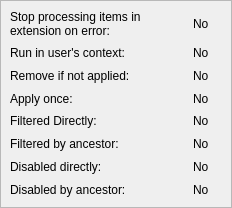
This is src/apps/mvvm-folders/common/propertieswidget.ui in august-alt/policy-preferences-editor-prototype as Qt 5 draws it before an edit. The edited form follows.
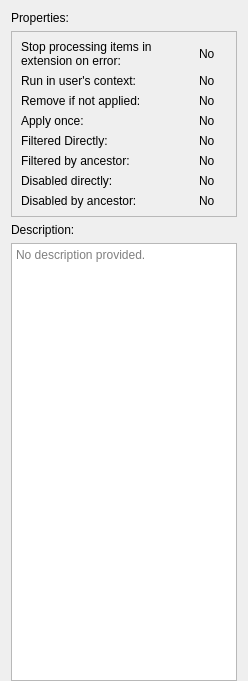
This is the edited form.

Commit message: chore: redesign properties widget

Patch:
```diff
--- a/src/apps/mvvm-folders/common/propertieswidget.ui
+++ b/src/apps/mvvm-folders/common/propertieswidget.ui
@@ -6,32 +6,39 @@
    <rect>
     <x>0</x>
     <y>0</y>
-    <width>232</width>
-    <height>208</height>
+    <width>248</width>
+    <height>681</height>
    </rect>
   </property>
   <property name="windowTitle">
    <string>Form</string>
   </property>
-  <layout class="QGridLayout" name="gridLayout_2">
-   <property name="leftMargin">
-    <number>0</number>
-   </property>
-   <property name="topMargin">
-    <number>0</number>
-   </property>
-   <property name="rightMargin">
-    <number>0</number>
-   </property>
+  <layout class="QVBoxLayout" name="verticalLayout">
    <property name="bottomMargin">
     <number>0</number>
    </property>
-   <item row="0" column="0">
+   <item>
+    <widget class="QLabel" name="propertiesLabel">
+     <property name="text">
+      <string>Properties:</string>
+     </property>
+    </widget>
+   </item>
+   <item>
     <widget class="QFrame" name="propertiesFrame">
      <property name="frameShape">
       <enum>QFrame::StyledPanel</enum>
      </property>
      <layout class="QGridLayout">
+      <property name="topMargin">
+       <number>8</number>
+      </property>
+      <property name="rightMargin">
+       <number>8</number>
+      </property>
+      <property name="bottomMargin">
+       <number>8</number>
+      </property>
       <item row="0" column="0">
        <widget class="QLabel" name="stopProcessingLabel">
         <property name="sizePolicy">
@@ -252,6 +259,23 @@
      </layout>
     </widget>
    </item>
+   <item>
+    <widget class="QLabel" name="descriptionLabel">
+     <property name="text">
+      <string>Description:</string>
+     </property>
+    </widget>
+   </item>
+   <item>
+    <widget class="QPlainTextEdit" name="plainTextEdit">
+     <property name="readOnly">
+      <bool>true</bool>
+     </property>
+     <property name="placeholderText">
+      <string>No description provided.</string>
+     </property>
+    </widget>
+   </item>
   </layout>
  </widget>
  <resources/>
```
The commit also changes 2 other files.
